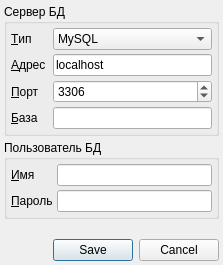
This is view/ui/settings_db.ui in treone/Loyalty-System-Manager as Qt 5 draws it before an edit. The edited form follows.
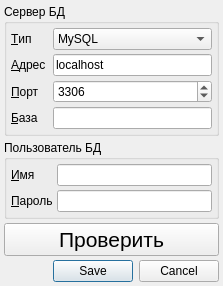
This is the edited form.

Patch:
```diff
--- a/view/ui/settings_db.ui
+++ b/view/ui/settings_db.ui
@@ -35,13 +35,26 @@
    <property name="spacing">
     <number>4</number>
    </property>
-   <item row="3" column="0">
+   <item row="4" column="0">
     <widget class="QDialogButtonBox" name="button_box">
      <property name="standardButtons">
       <set>QDialogButtonBox::Cancel|QDialogButtonBox::Save</set>
      </property>
     </widget>
    </item>
+   <item row="3" column="0">
+    <spacer name="verticalSpacer">
+     <property name="orientation">
+      <enum>Qt::Vertical</enum>
+     </property>
+     <property name="sizeHint" stdset="0">
+      <size>
+       <width>20</width>
+       <height>40</height>
+      </size>
+     </property>
+    </spacer>
+   </item>
    <item row="1" column="0">
     <widget class="QGroupBox" name="groupBox">
      <property name="title">
@@ -190,17 +203,16 @@
     </widget>
    </item>
    <item row="2" column="0">
-    <spacer name="verticalSpacer">
-     <property name="orientation">
-      <enum>Qt::Vertical</enum>
+    <widget class="QPushButton" name="btn_check">
+     <property name="font">
+      <font>
+       <pointsize>16</pointsize>
+      </font>
      </property>
-     <property name="sizeHint" stdset="0">
-      <size>
-       <width>20</width>
-       <height>40</height>
-      </size>
+     <property name="text">
+      <string>Проверить</string>
      </property>
-    </spacer>
+    </widget>
    </item>
   </layout>
  </widget>
```
